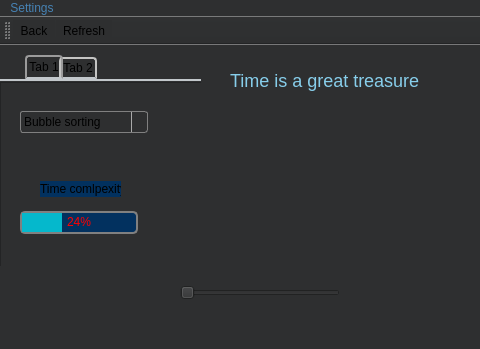
Qt form time_calculate.ui (Sapfir0/QT_PROJECT) before a commit; both pictures show x 0 to 480 and y 0 to 349 of the 640 by 497 pixel window.
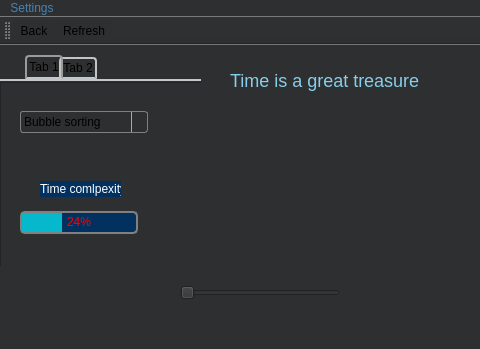
The same form after that commit. Icons and pictures are not drawn.

```diff
--- a/time_calculate.ui
+++ b/time_calculate.ui
@@ -302,7 +302,8 @@
        </rect>
       </property>
       <property name="styleSheet">
-       <string notr="true">background-color: #02315F;</string>
+       <string notr="true">background-color: #02315F;
+color: white;</string>
       </property>
       <property name="text">
        <string>Time comlpexity</string>
```
